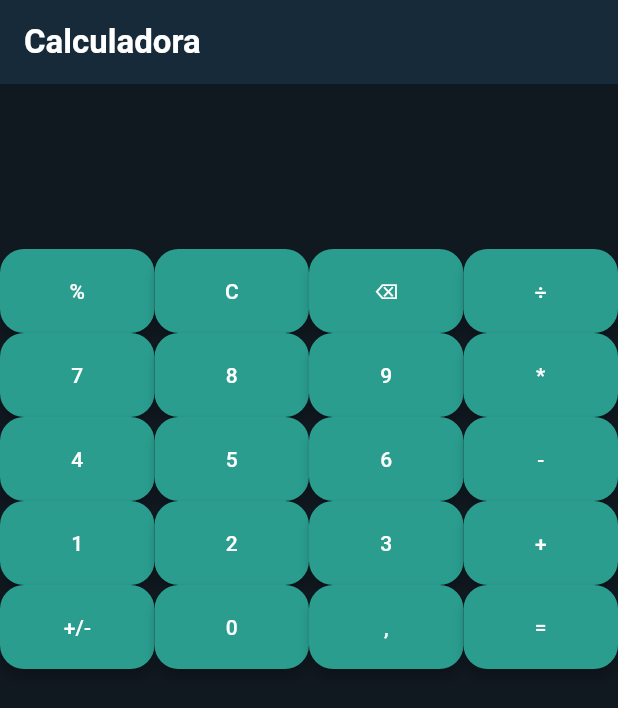
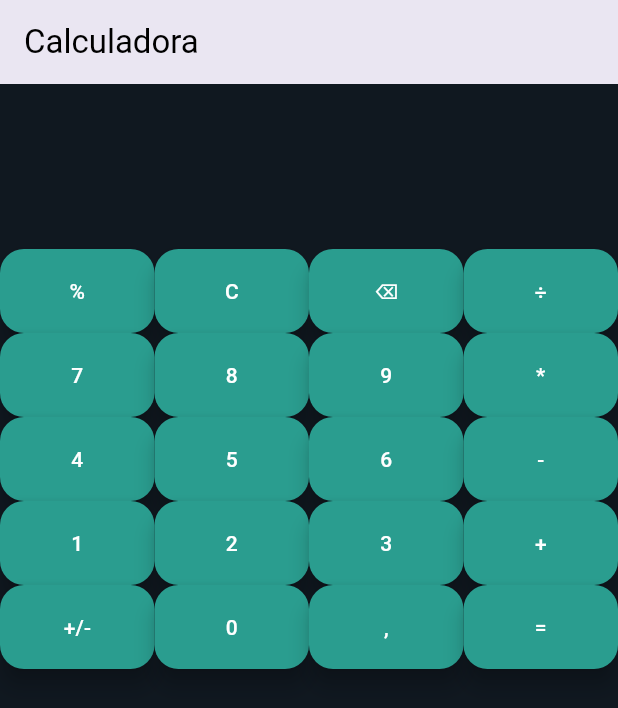
Before and after one commit to gabizayas14/Calculadora, a Flutter app: the screen it shows after launch, on a phone screen of 412 x 824 dp. Shown: the top 708 px of the screen. Run offline on Flutter 3.47's test engine with Material 3 defaults, Android fonts, the phone set to English and light mode, and no system bars; our stand-ins replace math_expressions.

Commit message:
He vuelto a cambiar el estilo de toda la aplicación

```diff
--- a/calculadora/lib/main.dart
+++ b/calculadora/lib/main.dart
@@ -15,7 +15,7 @@ class MyApp extends StatelessWidget {
   Widget build(BuildContext context) {
     return MaterialApp(
       debugShowCheckedModeBanner: false,
-      home: HomeScreen()
+      home: HomeScreen(),
     );
   }
 }
--- a/calculadora/lib/screens/home_screen.dart
+++ b/calculadora/lib/screens/home_screen.dart
@@ -64,26 +64,12 @@ class _HomeScreenState extends State<HomeScreen> {
 
     const tamano40 = TextStyle(fontSize: 40);
 
-    return Theme(
-      data: Theme.of(context).copyWith(
-        scaffoldBackgroundColor: const Color.fromARGB(255, 16, 24, 32),
-        floatingActionButtonTheme: const FloatingActionButtonThemeData(
-          backgroundColor: Color.fromARGB(255, 42, 157, 143),
-          foregroundColor: Colors.white,
-          elevation: 3,
-          shape: RoundedRectangleBorder(
-            borderRadius: BorderRadius.all(Radius.circular(16)),
-          ),
-        ),
-      ),
-      child: Scaffold(
+    return Scaffold(
       appBar: AppBar(
-        title: const Text(
-          'Calculadora',
-          style: TextStyle(color: Colors.white, fontWeight: FontWeight.w600),
-        ),
-        backgroundColor: const Color.fromARGB(255, 23, 42, 58),
-        elevation: 0,
+        title: Text('Calculadora', style: TextStyle(color: const Color.fromARGB(255, 0, 0, 0)),),
+        backgroundColor: const Color.fromARGB(255, 255, 255, 255),
+
+        elevation: 20,
       ),
       backgroundColor: const Color.fromARGB(255, 16, 24, 32),
       body:Column(
@@ -92,10 +78,7 @@ class _HomeScreenState extends State<HomeScreen> {
             children: [
               SizedBox(
                 height: 45,
-                child: Text(
-                  expression,
-                  style: const TextStyle(fontSize: 22, color: Color(0xFFB0BEC5)),
-                ),
+                child: Text(expression, style: TextStyle(fontSize: 22, color: Colors.white)),
               ),
             ],
           ),
@@ -104,13 +87,7 @@ class _HomeScreenState extends State<HomeScreen> {
             children: [
               SizedBox(
                 height: 65,
-                child: Text(
-                  resultado,
-                  style: tamano40.copyWith(
-                    color: Colors.white,
-                    fontWeight: FontWeight.w500,
-                  ),
-                ),
+                child: Text(resultado, style: TextStyle(fontSize: 40, color: Colors.white)),
               ),
             ],
           ),
@@ -121,6 +98,8 @@ class _HomeScreenState extends State<HomeScreen> {
               Expanded(
                 child:
                 FloatingActionButton(
+                  backgroundColor: Color.fromARGB(255, 42, 157, 143),
+                  foregroundColor: Colors.white,
                   onPressed: porcentaje,
                   child: Text("%")
                 )
@@ -129,6 +108,8 @@ class _HomeScreenState extends State<HomeScreen> {
               Expanded(
                 child:
                 FloatingActionButton(
+                  backgroundColor: Color.fromARGB(255, 42, 157, 143),
+                  foregroundColor: Colors.white,
                   onPressed: () => limpiar(),
                   child: Text("C")
                 )
@@ -137,6 +118,8 @@ class _HomeScreenState extends State<HomeScreen> {
               Expanded(
                 child:
                 FloatingActionButton(
+                  backgroundColor: Color.fromARGB(255, 42, 157, 143),
+                  foregroundColor: Colors.white,
                   onPressed: borrar,
                   child: Text("⌫")
                 )
@@ -145,6 +128,8 @@ class _HomeScreenState extends State<HomeScreen> {
               Expanded(
                 child:
                 FloatingActionButton(
+                  backgroundColor: Color.fromARGB(255, 42, 157, 143),
+                  foregroundColor: Colors.white,
                   onPressed: () => agregarOperador('/'),
                   child: Text("÷")
                 )
@@ -157,6 +142,8 @@ class _HomeScreenState extends State<HomeScreen> {
               Expanded(
                 child:
                 FloatingActionButton(
+                  foregroundColor: Colors.white,
+                  backgroundColor: Color.fromARGB(255, 42, 157, 143),
                   onPressed: () => agregarNumero('7'),
                   child: Text("7")
                 )
@@ -165,6 +152,8 @@ class _HomeScreenState extends State<HomeScreen> {
               Expanded(
                 child:
                 FloatingActionButton(
+                  foregroundColor: Colors.white,
+                  backgroundColor: Color.fromARGB(255, 42, 157, 143),
                   onPressed: () => agregarNumero('8'),
                   child: Text("8")
                 )
@@ -173,6 +162,8 @@ class _HomeScreenState extends State<HomeScreen> {
               Expanded(
                 child:
                 FloatingActionButton(
+                  foregroundColor: Colors.white,
+                  backgroundColor: Color.fromARGB(255, 42, 157, 143),
                   onPressed:() =>  agregarNumero('9'),
                   child: Text("9")
                 )
@@ -181,6 +172,8 @@ class _HomeScreenState extends State<HomeScreen> {
               Expanded(
                 child:
                 FloatingActionButton(
+                  foregroundColor: Colors.white,
+                  backgroundColor: Color.fromARGB(255, 42, 157, 143),
                   onPressed: () => agregarOperador('*'),
                  child: Text("*")
                 )
@@ -193,6 +186,8 @@ class _HomeScreenState extends State<HomeScreen> {
               Expanded(
                 child:
                 FloatingActionButton(
+                  foregroundColor: Colors.white,
+                  backgroundColor: Color.fromARGB(255, 42, 157, 143),
                   onPressed: () => agregarNumero('4'),
                   child: Text("4")
                 )
@@ -201,6 +196,8 @@ class _HomeScreenState extends State<HomeScreen> {
               Expanded(
                 child:
                 FloatingActionButton(
+                  foregroundColor: Colors.white,
+                  backgroundColor: Color.fromARGB(255, 42, 157, 143),
                   onPressed: () => agregarNumero('5'),
                   child: Text("5")
                 )
@@ -209,6 +206,8 @@ class _HomeScreenState extends State<HomeScreen> {
               Expanded(
                 child:
                 FloatingActionButton(
+                  foregroundColor: Colors.white,
+                  backgroundColor: Color.fromARGB(255, 42, 157, 143),
                   onPressed: () => agregarNumero('6'),
                   child: Text("6")
                 )
@@ -217,6 +216,8 @@ class _HomeScreenState extends State<HomeScreen> {
               Expanded(
                 child:
                 FloatingActionButton(
+                  foregroundColor: Colors.white,
+                  backgroundColor: Color.fromARGB(255, 42, 157, 143),
                   onPressed: () => agregarOperador('-'),
                   child: Text("-")
                 )
@@ -229,6 +230,8 @@ class _HomeScreenState extends State<HomeScreen> {
               Expanded(
                 child:
                 FloatingActionButton(
+                  foregroundColor: Colors.white,
+                  backgroundColor: Color.fromARGB(255, 42, 157, 143),
                   onPressed: () => agregarNumero('1'),
                   child: Text("1")
                 )
@@ -237,6 +240,8 @@ class _HomeScreenState extends State<HomeScreen> {
               Expanded(
                 child:
                 FloatingActionButton(
+                  foregroundColor: Colors.white,
+                  backgroundColor: Color.fromARGB(255, 42, 157, 143),
                   onPressed: () => agregarNumero('2'),
                   child: Text("2")
                 )
@@ -245,6 +250,8 @@ class _HomeScreenState extends State<HomeScreen> {
               Expanded(
                 child:
                 FloatingActionButton(
+                  foregroundColor: Colors.white,
+                  backgroundColor: Color.fromARGB(255, 42, 157, 143),
                   onPressed: () => agregarNumero('3'),
                   child: Text("3")
                 )
@@ -253,6 +260,8 @@ class _HomeScreenState extends State<HomeScreen> {
               Expanded(
                 child:
                 FloatingActionButton(
+                  foregroundColor: Colors.white,
+                  backgroundColor: Color.fromARGB(255, 42, 157, 143),
                   onPressed: () => agregarOperador('+'),
                   child: Text("+")
                 )
@@ -265,6 +274,8 @@ class _HomeScreenState extends State<HomeScreen> {
               Expanded(
                 child:
                 FloatingActionButton(
+                  foregroundColor: Colors.white,
+                  backgroundColor: Color.fromARGB(255, 42, 157, 143),
                   onPressed: () {},
                   child: Text("+/-")
                 )
@@ -273,6 +284,8 @@ class _HomeScreenState extends State<HomeScreen> {
               Expanded(
                 child:
                 FloatingActionButton(
+                  foregroundColor: Colors.white,
+                  backgroundColor: Color.fromARGB(255, 42, 157, 143),
                   onPressed: () => agregarNumero('0'),
                   child: Text("0")
                 )
@@ -280,6 +293,8 @@ class _HomeScreenState extends State<HomeScreen> {
               Expanded(
                 child:
                 FloatingActionButton(
+                  foregroundColor: Colors.white,
+                  backgroundColor: Color.fromARGB(255, 42, 157, 143),
                   onPressed: () => agregarOperador(','),
                   child: Text(",")
                 )
@@ -287,6 +302,8 @@ class _HomeScreenState extends State<HomeScreen> {
               Expanded(
                 child:
                 FloatingActionButton(
+                  foregroundColor: Colors.white,
+                  backgroundColor: Color.fromARGB(255, 42, 157, 143),
                   onPressed: calcular,
                   child: Text("=")
                 )
@@ -295,7 +312,6 @@ class _HomeScreenState extends State<HomeScreen> {
           ),
         ],
       ),
-      ),
     );
   }
 }
```
